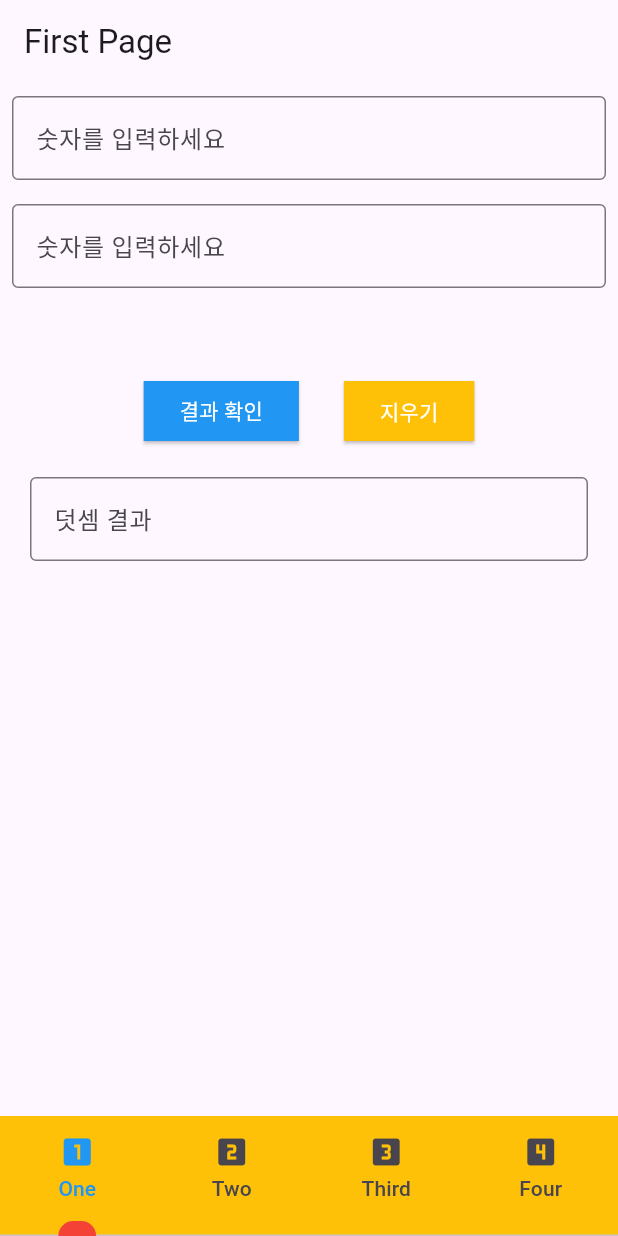
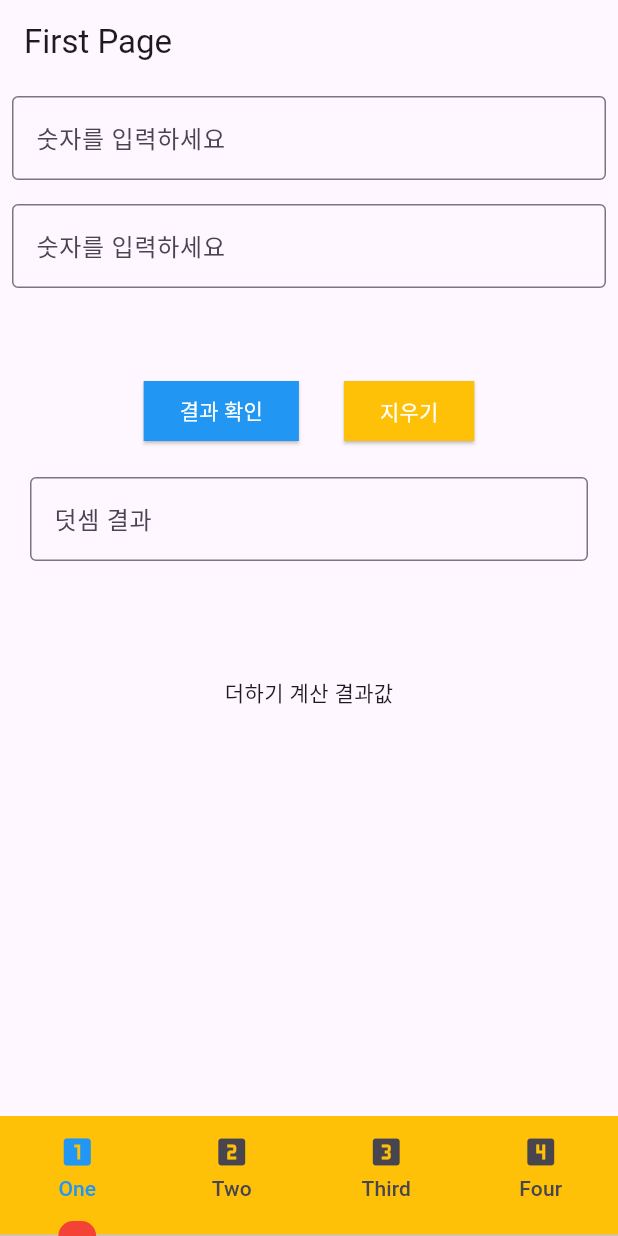
Before and after one commit to juni112-s/team-project-file, a Flutter app: the screen it shows after launch, on a phone screen of 412 x 824 dp. Run offline on Flutter 3.47's test engine with Material 3 defaults, Android fonts, the phone set to English and light mode, and no system bars.

Commit message:
수정 5

```diff
--- a/teamfile01_app/lib/view/first_page.dart
+++ b/teamfile01_app/lib/view/first_page.dart
@@ -97,8 +97,8 @@ class _FirstPageState extends State<FirstPage> {
                 fontWeight: FontWeight.bold,
                 color: Colors.red
               ),
-
-              )
+              ),
+              Text("더하기 계산 결과값")
           ],
         ),
       ),
```
